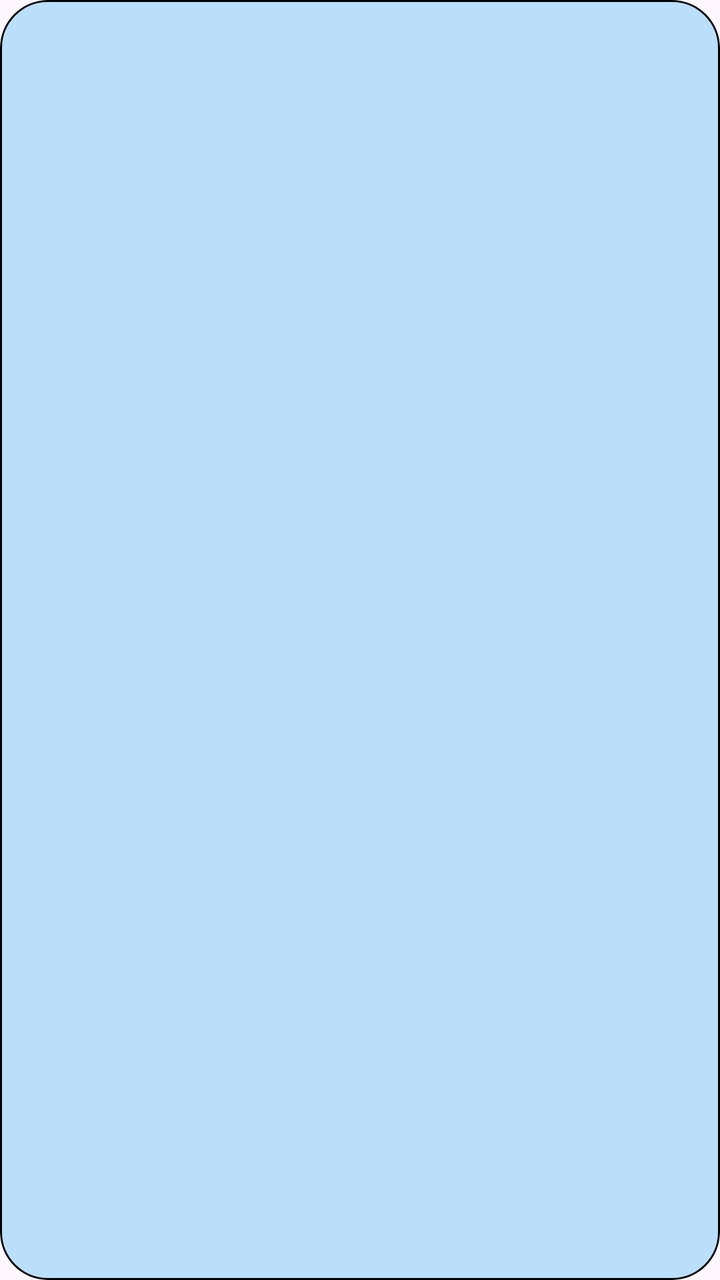
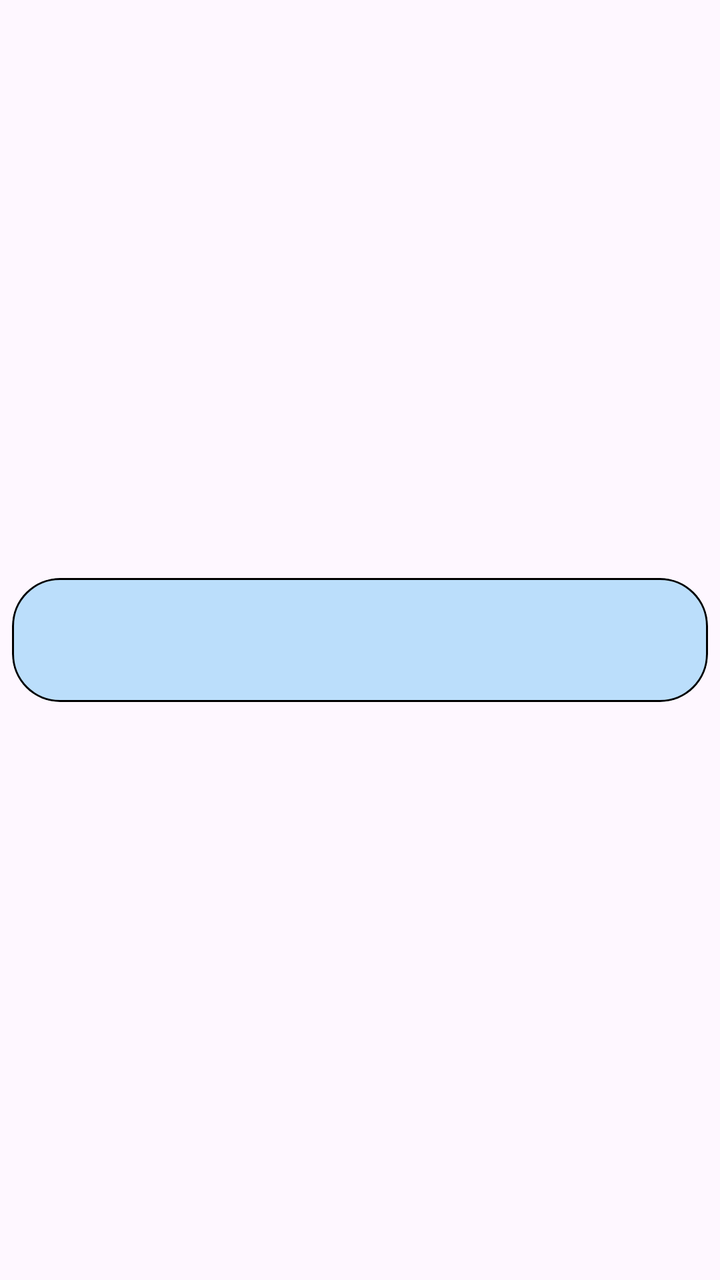

Two renders of the same Android screen: before a commit and after it. Below are the layout's source before the change and the commit's diff.
<!-- AndroidManifest.xml: application theme Theme.BestByManager -->
<!-- res/layout/product_list_item.xml -->
<?xml version="1.0" encoding="utf-8"?>
<com.google.android.material.card.MaterialCardView
    xmlns:android="http://schemas.android.com/apk/res/android"
    xmlns:app="http://schemas.android.com/apk/res-auto"
    android:layout_width="match_parent"
    android:layout_height="wrap_content"
    android:layout_marginVertical="@dimen/spacing_s"
    android:layout_marginHorizontal="@dimen/spacing_xs"
    app:cardBackgroundColor="@color/sky_blue"
    app:cardCornerRadius="24dp"
    app:strokeColor="@color/black"
    app:strokeWidth="1dp">

    <androidx.constraintlayout.widget.ConstraintLayout
        android:layout_width="match_parent"
        android:layout_height="wrap_content"
        android:paddingVertical="4dp">

        <TextView
            android:id="@+id/brand"
            android:layout_width="0dp"
            android:layout_height="wrap_content"
            android:layout_marginStart="@dimen/spacing_m"
            android:textStyle="bold"
            android:textColor="@color/black"
            android:textSize="20sp"
            android:maxLines="1"
            android:ellipsize="end"
            app:layout_constraintStart_toStartOf="parent"
            app:layout_constraintEnd_toStartOf="@id/expiration_date"
            app:layout_constraintTop_toTopOf="parent" />

        <TextView
            android:id="@+id/expiration_date"
            android:layout_width="wrap_content"
            android:layout_height="wrap_content"
            android:layout_marginEnd="@dimen/spacing_m"
            android:textStyle="bold"
            android:textColor="@color/black"
            android:textSize="20sp"
            app:layout_constraintEnd_toEndOf="parent"
            app:layout_constraintBaseline_toBaselineOf="@id/brand" />

        <TextView
            android:id="@+id/product_name"
            android:layout_width="0dp"
            android:layout_height="wrap_content"
            android:layout_marginStart="@dimen/spacing_m"
            android:layout_marginEnd="@dimen/spacing_m"
            android:textStyle="bold"
            android:textColor="@color/black"
            android:textSize="20sp"
            android:gravity="center_horizontal"
            android:maxLines="1"
            android:ellipsize="end"
            app:layout_constraintStart_toStartOf="parent"
            app:layout_constraintEnd_toEndOf="parent"
            app:layout_constraintTop_toBottomOf="@id/brand" />

    </androidx.constraintlayout.widget.ConstraintLayout>
</com.google.android.material.card.MaterialCardView>
<!-- resources referenced by this layout -->
<resources>
  <color name="black">#FF000000</color>
  <color name="sky_blue">#BBDEFB</color>
  <dimen name="spacing_m">16dp</dimen>
  <dimen name="spacing_s">8dp</dimen>
  <dimen name="spacing_xs">6dp</dimen>
  <style name="Theme.BestByManager" parent="Base.Theme.BestByManager" />
  <style name="Base.Theme.BestByManager" parent="Theme.Material3.DayNight">
          
          
          <item name="android:statusBarColor">@android:color/transparent</item>
      </style>
</resources>

<!-- the commit's change to res/layout/product_list_item.xml (unified diff, before → after) -->
@@ -1,61 +1,71 @@
 <?xml version="1.0" encoding="utf-8"?>
-<com.google.android.material.card.MaterialCardView
+<androidx.constraintlayout.widget.ConstraintLayout
     xmlns:android="http://schemas.android.com/apk/res/android"
     xmlns:app="http://schemas.android.com/apk/res-auto"
     android:layout_width="match_parent"
-    android:layout_height="wrap_content"
-    android:layout_marginVertical="@dimen/spacing_s"
-    android:layout_marginHorizontal="@dimen/spacing_xs"
-    app:cardBackgroundColor="@color/sky_blue"
-    app:cardCornerRadius="24dp"
-    app:strokeColor="@color/black"
-    app:strokeWidth="1dp">
+    android:layout_height="wrap_content">
 
-    <androidx.constraintlayout.widget.ConstraintLayout
-        android:layout_width="match_parent"
+    <com.google.android.material.card.MaterialCardView
+        android:layout_width="0dp"
         android:layout_height="wrap_content"
-        android:paddingVertical="4dp">
+        android:layout_marginVertical="@dimen/spacing_s"
+        android:layout_marginHorizontal="@dimen/spacing_xs"
+        app:cardBackgroundColor="@color/sky_blue"
+        app:cardCornerRadius="24dp"
+        app:strokeColor="@color/black"
+        app:strokeWidth="1dp"
+        app:layout_constraintStart_toStartOf="parent"
+        app:layout_constraintEnd_toEndOf="parent"
+        app:layout_constraintTop_toTopOf="parent"
+        app:layout_constraintBottom_toBottomOf="parent"
+        app:layout_constraintWidth_max="500dp">
 
-        <TextView
-            android:id="@+id/brand"
-            android:layout_width="0dp"
+        <androidx.constraintlayout.widget.ConstraintLayout
+            android:layout_width="match_parent"
             android:layout_height="wrap_content"
-            android:layout_marginStart="@dimen/spacing_m"
-            android:textStyle="bold"
-            android:textColor="@color/black"
-            android:textSize="20sp"
-            android:maxLines="1"
-            android:ellipsize="end"
-            app:layout_constraintStart_toStartOf="parent"
-            app:layout_constraintEnd_toStartOf="@id/expiration_date"
-            app:layout_constraintTop_toTopOf="parent" />
+            android:paddingVertical="4dp">
 
-        <TextView
-            android:id="@+id/expiration_date"
-            android:layout_width="wrap_content"
-            android:layout_height="wrap_content"
-            android:layout_marginEnd="@dimen/spacing_m"
-            android:textStyle="bold"
-            android:textColor="@color/black"
-            android:textSize="20sp"
-            app:layout_constraintEnd_toEndOf="parent"
-            app:layout_constraintBaseline_toBaselineOf="@id/brand" />
+            <TextView
+                android:id="@+id/brand"
+                android:layout_width="0dp"
+                android:layout_height="wrap_content"
+                android:layout_marginStart="@dimen/spacing_m"
+                android:textStyle="bold"
+                android:textColor="@color/black"
+                android:textSize="20sp"
+                android:maxLines="1"
+                android:ellipsize="end"
+                app:layout_constraintStart_toStartOf="parent"
+                app:layout_constraintEnd_toStartOf="@id/expiration_date"
+                app:layout_constraintTop_toTopOf="parent" />
 
-        <TextView
-            android:id="@+id/product_name"
-            android:layout_width="0dp"
-            android:layout_height="wrap_content"
-            android:layout_marginStart="@dimen/spacing_m"
-            android:layout_marginEnd="@dimen/spacing_m"
-            android:textStyle="bold"
-            android:textColor="@color/black"
-            android:textSize="20sp"
-            android:gravity="center_horizontal"
-            android:maxLines="1"
-            android:ellipsize="end"
-            app:layout_constraintStart_toStartOf="parent"
-            app:layout_constraintEnd_toEndOf="parent"
-            app:layout_constraintTop_toBottomOf="@id/brand" />
+            <TextView
+                android:id="@+id/expiration_date"
+                android:layout_width="wrap_content"
+                android:layout_height="wrap_content"
+                android:layout_marginEnd="@dimen/spacing_m"
+                android:textStyle="bold"
+                android:textColor="@color/black"
+                android:textSize="20sp"
+                app:layout_constraintEnd_toEndOf="parent"
+                app:layout_constraintBaseline_toBaselineOf="@id/brand" />
 
-    </androidx.constraintlayout.widget.ConstraintLayout>
-</com.google.android.material.card.MaterialCardView>
+            <TextView
+                android:id="@+id/product_name"
+                android:layout_width="0dp"
+                android:layout_height="wrap_content"
+                android:layout_marginStart="@dimen/spacing_m"
+                android:layout_marginEnd="@dimen/spacing_m"
+                android:textStyle="bold"
+                android:textColor="@color/black"
+                android:textSize="20sp"
+                android:gravity="center_horizontal"
+                android:maxLines="1"
+                android:ellipsize="end"
+                app:layout_constraintStart_toStartOf="parent"
+                app:layout_constraintEnd_toEndOf="parent"
+                app:layout_constraintTop_toBottomOf="@id/brand" />
+
+        </androidx.constraintlayout.widget.ConstraintLayout>
+    </com.google.android.material.card.MaterialCardView>
+</androidx.constraintlayout.widget.ConstraintLayout>
